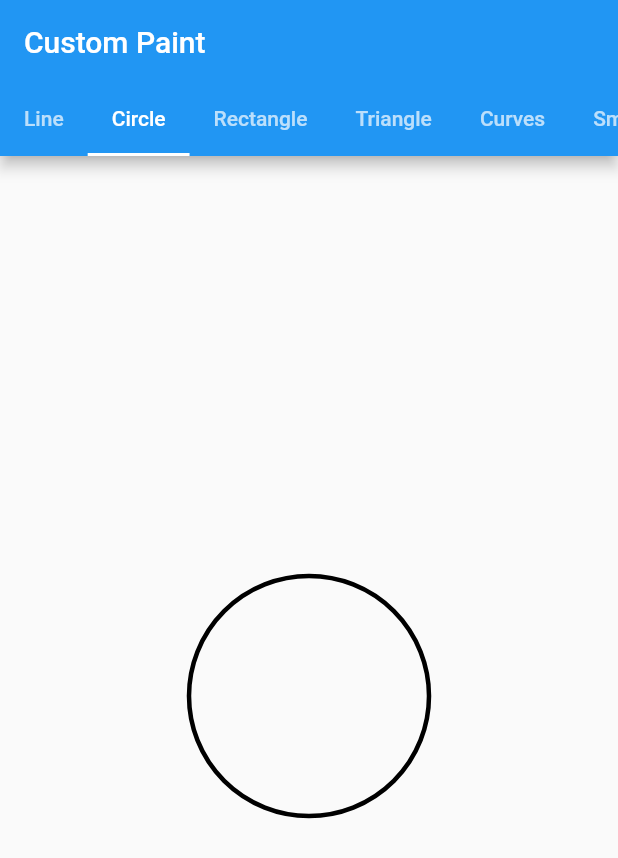
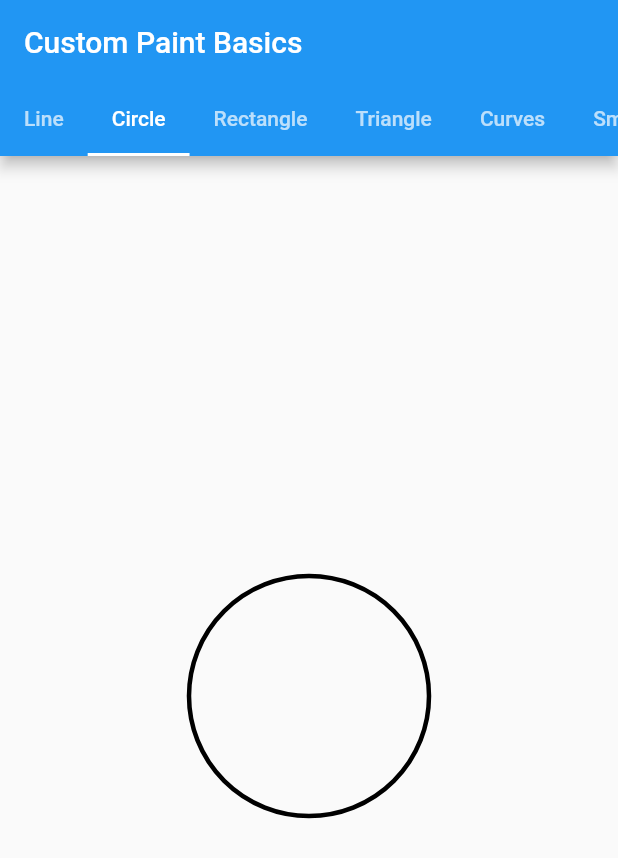
Before and after one commit to JideGuru/custom_paint_basics, a Flutter app: the screen it shows after launch, tab 2 chosen, on a phone screen of 412 x 824 dp. Shown: the top 858 px of the screen. Run offline on Flutter 3.47's test engine with Material 2 defaults, Android fonts, the phone set to English and light mode, and no system bars.

Commit message:
chore: code cleanup

```diff
--- a/lib/main.dart
+++ b/lib/main.dart
@@ -10,7 +10,7 @@ class MyApp extends StatelessWidget {
   @override
   Widget build(BuildContext context) {
     return MaterialApp(
-      title: 'Flutter Demo',
+      title: 'Custom Paint Basics',
       theme: ThemeData(
         primarySwatch: Colors.blue,
       ),
--- a/lib/pages/curves.dart
+++ b/lib/pages/curves.dart
@@ -23,7 +23,7 @@ class CurvesPainter extends CustomPainter {
     var path = Path();
     path.moveTo(0.0, 0.0);
     path.lineTo(0.0, 200.0);
-    path.quadraticBezierTo(size.width/2, 250.0, size.width, 200.0);
+    path.quadraticBezierTo(size.width / 2, 250.0, size.width, 200.0);
     path.lineTo(size.width, 0.0);
     path.close();
     canvas.drawPath(path, paint);
--- a/lib/pages/home_page.dart
+++ b/lib/pages/home_page.dart
@@ -41,7 +41,7 @@ class _HomePageState extends State<HomePage> with TickerProviderStateMixin {
     return Scaffold(
       // backgroundColor: Colors.blue,
       appBar: AppBar(
-        title: Text('Custom Paint'),
+        title: Text('Custom Paint Basics'),
         bottom: TabBar(
           isScrollable: true,
           controller: controller,
--- a/lib/pages/line.dart
+++ b/lib/pages/line.dart
@@ -20,8 +20,8 @@ class LinePainter extends CustomPainter {
       ..strokeWidth = 3.0
       ..style = PaintingStyle.stroke;
 
-    Offset p1 = Offset(0.0, size.height / 2.0);
-    Offset p2 = Offset(size.width, size.height / 2.0);
+    Offset p1 = Offset(10.0, size.height / 2.0);
+    Offset p2 = Offset(size.width - 10.0, size.height / 2.0);
     canvas.drawLine(p1, p2, paint);
   }
 
--- a/lib/pages/smiley.dart
+++ b/lib/pages/smiley.dart
@@ -44,8 +44,9 @@ class SmileyPainter extends CustomPainter {
     // Draw Mouth
     Path mouthPath = Path()
       ..moveTo(size.width / 2.9, size.height / 1.8)
-      ..quadraticBezierTo(size.width / 2.0, size.height/ 1.6, size.width / 1.5, size.height/ 1.8);
-      // ..lineTo(size.width / 1.5, size.height/ 1.8);
+      ..quadraticBezierTo(size.width / 2.0, size.height / 1.6, size.width / 1.5,
+          size.height / 1.8);
+    // ..lineTo(size.width / 1.5, size.height/ 1.8);
     canvas.drawPath(mouthPath, paint);
   }
 
```
